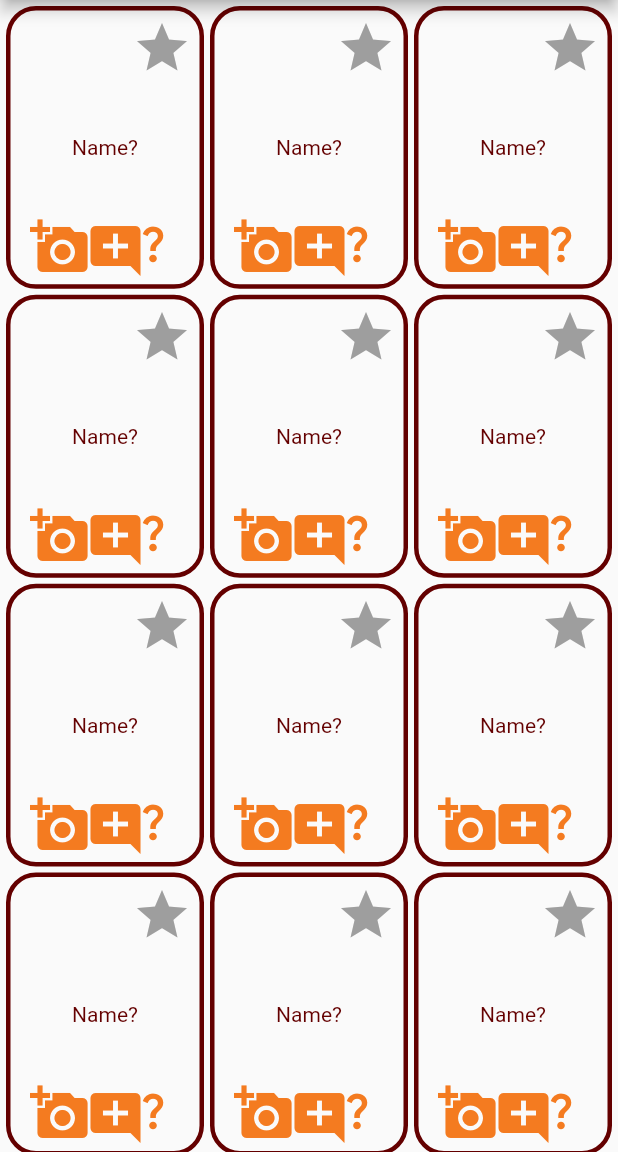
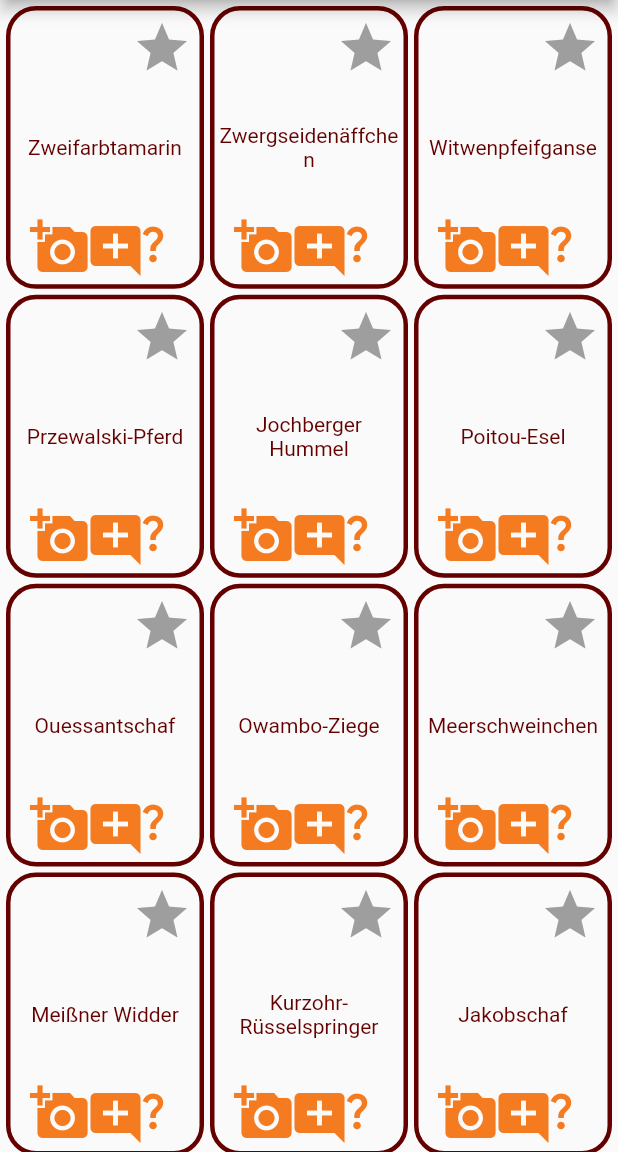
Before and after one commit to Nabegon/zoo_app, a Flutter app: the screen it shows after launch, on a phone screen of 412 x 824 dp, the part 84-1236 px from its top. Run offline on Flutter 3.47's test engine with Material 2 defaults, Android fonts, the phone set to English and light mode, and no system bars; our stand-ins replace image_picker, share_plus.

Commit message:
feat(animal names): add 30 different animal names

```diff
--- a/zoo_app/lib/main.dart
+++ b/zoo_app/lib/main.dart
@@ -34,6 +34,49 @@ class MyAppGridView extends StatefulWidget {
 class _MyAppGridViewState extends State<MyAppGridView> {
   List<XFile?> _images = List.filled(30, null);
   final ImagePicker _picker = ImagePicker();
+
+  final List<String> names = [
+    'Zweifarbtamarin',
+    'Zwergseidenäffchen',
+    'Witwenpfeifganse',
+    'Przewalski-Pferd',
+    'Jochberger Hummel',
+    'Poitou-Esel',
+    'Ouessantschaf',
+    'Owambo-Ziege',
+    'Meerschweinchen',
+    'Meißner Widder',
+    'Kurzohr-Rüsselspringer',
+    'Jakobschaf',
+    'Großer Mara',
+    'Coburger Fuchsschaf',
+    'Südafrikanischer Blauhalsstrauß',
+    'Buntes Bentheimer Schwein',
+    'Barnevelder Huhn',
+    'Spaltenschildkröte',
+    'Alpaka',
+    'Roter Panda',
+    'Lisztaffe',
+    'Südliches Kugelgürteltier',
+    'Zwergotter',
+    'Weißschwanz-Stachelschwein',
+    'Lama',
+    'Westafrikanische Zwergziege',
+    'Polarfuchs',
+    'Erdmännchen',
+    'Weißkopfseeadler',
+    'Streifenskunk',
+    'Trampeltier',
+    'Schneeeule',
+    'Nachtreiher',
+    'Frettchen',
+    'Bulgarische schraubenhörnige Langhaarziege',
+    'Bentheimer Landschaf',
+    'Mäusebussard',
+    'Europäischer Damhirsch',
+    'Blauer Pfau',
+    'Österreich-ungarischer weißer Barockesel'
+  ];
 
   Future pickImage(int index) async {
     final XFile? selectedImage = await _picker.pickImage(source: ImageSource.gallery);
@@ -93,7 +136,12 @@ class _MyAppGridViewState extends State<MyAppGridView> {
             ),
             child: Stack(
               children: <Widget>[
-                Center(child: _images[index] != null ? Text(" ") : Text("Name?", style: TextStyle(color: Color(0xff640000)))),
+                Center(child: _images[index] != null ? Text(" ") : Text(
+                    names[index],
+                    style: TextStyle(color: Color(0xff640000)),
+                    textAlign: TextAlign.center,
+                    softWrap: true
+                )),
                 Positioned(
                   top: 5,
                   right: 5,
```
